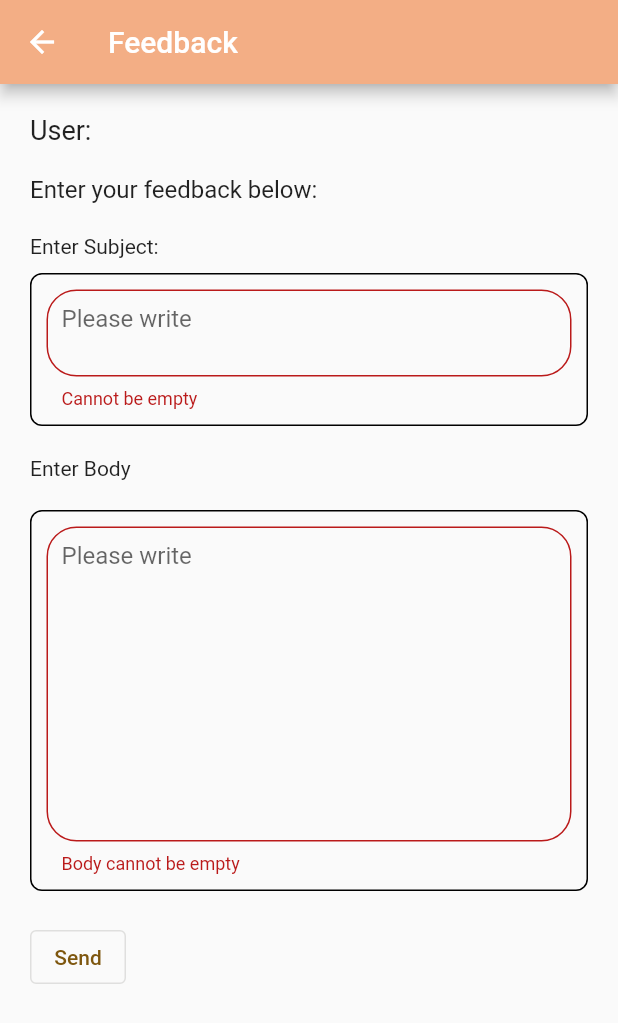
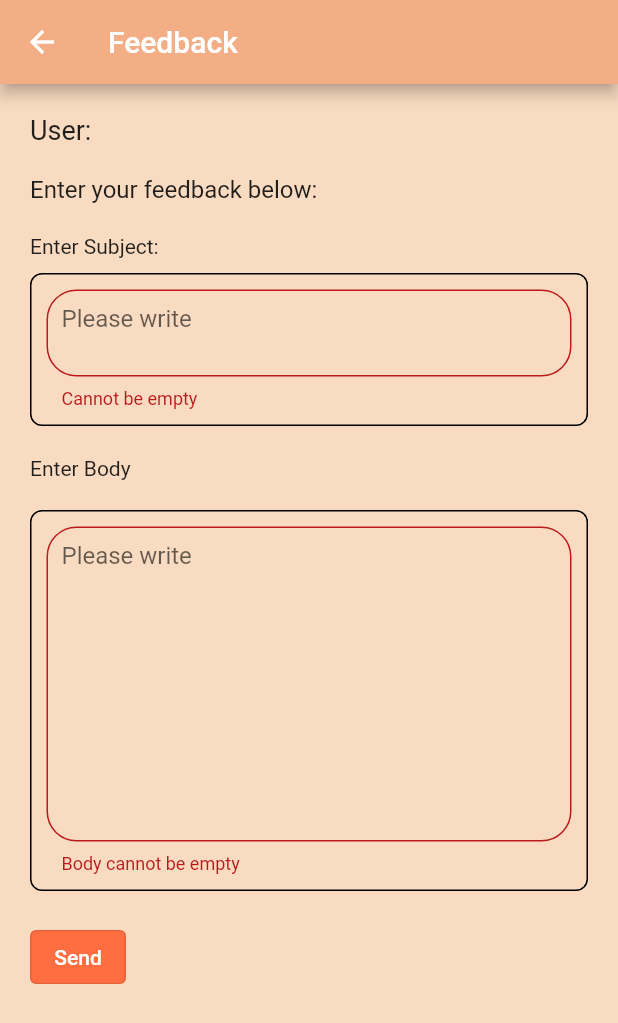
Before and after one commit to ayushshah31/calendarsongs, a Flutter app: the FeedbackPage screen opened by its route, after a tap on "Send", on a phone screen of 412 x 824 dp. Shown: the top 1023 px of the screen. Run offline on Flutter 3.47's test engine with Material 2 defaults, Android fonts, the phone set to English and light mode, and no system bars; our stand-ins replace audio_service, dio, firebase_auth, firebase_core, firebase_database, flutter_spinkit and 7 more; missing offline and left inert: audio_session; accounts and stored records are empty; statements that could not run were skipped.

Commit message:
Feedback ui changed

```diff
--- a/lib/Screens/feedback.dart
+++ b/lib/Screens/feedback.dart
@@ -2,6 +2,8 @@ import 'package:calendarsong/data/FirebaseFetch.dart';
 import 'package:firebase_auth/firebase_auth.dart';
 import 'package:flutter/material.dart';
 import 'package:firebase_database/firebase_database.dart';
+
+import '../constants/routes.dart';
 // import 'package:flutter_email_sender/flutter_email_sender.dart';
 
 class FeedbackPage extends StatefulWidget {
@@ -21,6 +23,7 @@ class _FeedbackPageState extends State<FeedbackPage> {
   Widget build(BuildContext context) {
     return Scaffold(
       appBar: AppBar(title: const Text("Feedback")),
+      backgroundColor: const Color(0xfff8dbc1),
       body: SafeArea(
         child: Container(
           padding: const EdgeInsets.all(20),
@@ -113,13 +116,33 @@ class _FeedbackPageState extends State<FeedbackPage> {
                       ),
                       const SizedBox(height: 20),
                       OutlinedButton(
+                          style: ButtonStyle(
+                              backgroundColor: MaterialStateProperty.all(Colors.deepOrangeAccent),
+                              foregroundColor: MaterialStateProperty.all(Colors.white)
+                          ),
                           onPressed: () async{
                             if(_key.currentState!.validate()){
                               print("Val");
                               print(subj);
                               print(body);
                               final ff = FirebaseFetch();
-                              await ff.saveFeedback(body, subj, FirebaseAuth.instance.currentUser!);
+                              var res = await ff.saveFeedback(body, subj, FirebaseAuth.instance.currentUser!);
+                              if(res){
+                                const snackBar = SnackBar(
+                                  content: Text('Feedback Saved'),
+                                  duration: Duration(seconds: 2),
+                                );
+                                ScaffoldMessenger.of(context).showSnackBar(snackBar);
+                              } else {
+                                const snackBar = SnackBar(
+                                  content: Text('An error occured'),
+                                  duration: Duration(seconds: 2),
+                                );
+                                ScaffoldMessenger.of(context).showSnackBar(snackBar);
+                              }
+                              Future.delayed(const Duration(seconds: 2),(){
+                                Navigator.of(context).pushNamed(home);
+                              });
                               // final Email email = Email(
                               //   body: body,
                               //   subject: subj,
```
Also changed, not shown: lib/data/FirebaseFetch.dart (+13 -3 lines).
